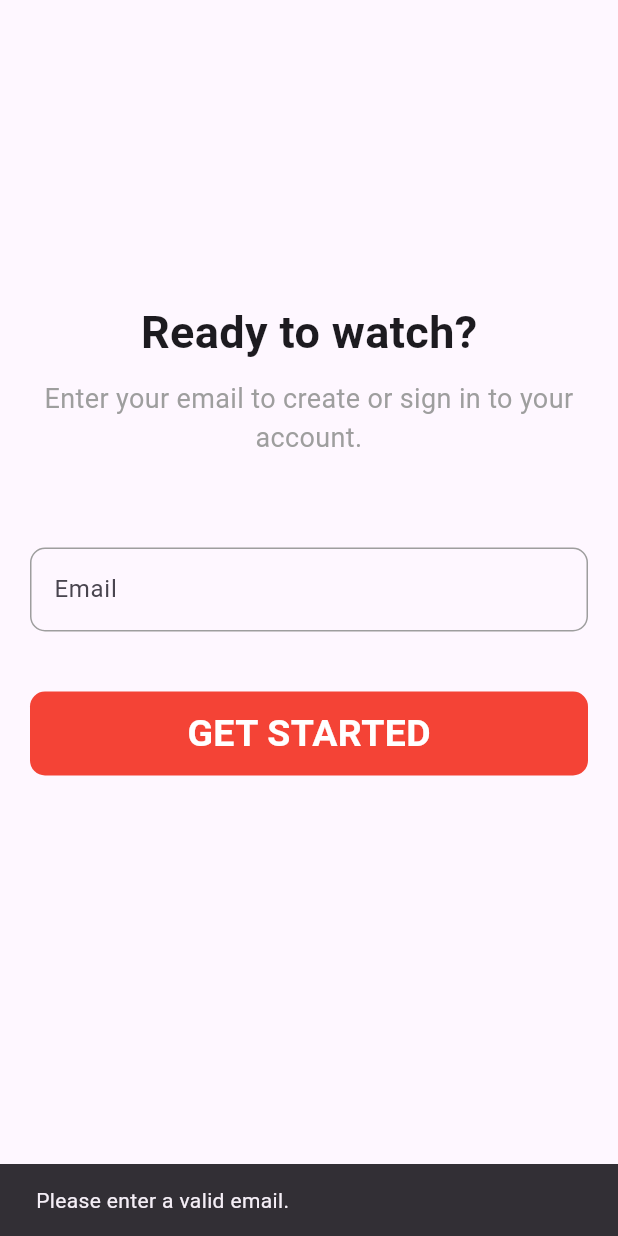
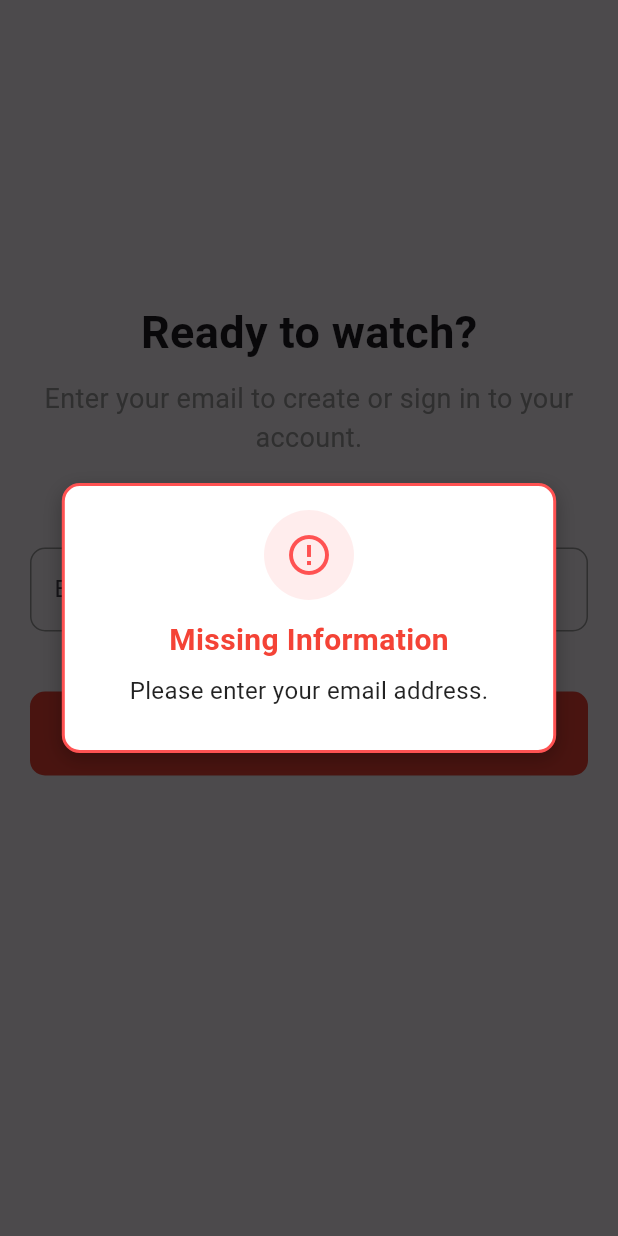
Before and after one commit to cuongcodedao/mobile-netflex, a Flutter app: the GetStarted screen opened directly, after a tap on "GET STARTED", on a phone screen of 412 x 824 dp. Run offline on Flutter 3.47's test engine with Material 3 defaults, Android fonts, the phone set to English and light mode, and no system bars; our stand-ins replace better_player_plus, dio, flutter_riverpod, flutter_slidable, shared_preferences and 1 more; missing offline and left inert: dart:ffi; accounts and stored records are empty.

```diff
--- a/frontend/lib/module/auth/screens/get_started_screen.dart
+++ b/frontend/lib/module/auth/screens/get_started_screen.dart
@@ -2,6 +2,7 @@ import 'package:flutter/material.dart';
 import 'package:flutter_riverpod/flutter_riverpod.dart';
 import 'package:frontend/module/auth/screens/login_screen.dart';
 import 'package:frontend/module/auth/screens/sign_up_screen.dart';
+import 'package:frontend/module/notify/screens/error-notify.dart';
 import 'package:frontend/providers/auth_provider.dart';
 
 class GetStarted extends ConsumerStatefulWidget {
@@ -23,8 +24,19 @@ class _GetStartedState extends ConsumerState<GetStarted> {
   Future<void> _handleGetStarted() async {
     final email = _emailController.text.trim();
     if (email.isEmpty) {
-      ScaffoldMessenger.of(context).showSnackBar(
-        const SnackBar(content: Text('Please enter a valid email.')),
+      showErrorNotify(
+        context,
+        'Missing Information',
+        'Please enter your email address.',
+      );
+      return;
+    } else if (!RegExp(
+      r'^[a-zA-Z0-9._%+-]+@[a-zA-Z0-9.-]+\.[a-zA-Z]{2,}$',
+    ).hasMatch(email)) {
+      showErrorNotify(
+        context,
+        'Invalid Email',
+        'Please enter a valid email address.',
       );
       return;
     }
@@ -37,22 +49,28 @@ class _GetStartedState extends ConsumerState<GetStarted> {
       if (emailExists) {
         Navigator.push(
           context,
-          MaterialPageRoute(
-            builder: (context) => LoginScreen(email: email),
-          ),
+          MaterialPageRoute(builder: (context) => LoginScreen(email: email)),
         );
       } else {
         Navigator.push(
           context,
-          MaterialPageRoute(
-            builder: (context) => SignUpScreen(email: email),
-          ),
+          MaterialPageRoute(builder: (context) => SignUpScreen(email: email)),
         );
       }
     } catch (e) {
-      ScaffoldMessenger.of(context).showSnackBar(
-        SnackBar(content: Text('An error occurred: $e')),
-      );
+      if (e.toString().contains('404')) {
+        showErrorNotify(
+          context,
+          'Error',
+          'The server is not responding. Please try again later.',
+        );
+      } else {
+        showErrorNotify(
+          context,
+          'Error',
+          'An error occurred while checking the email. Please try again.',
+        );
+      }
     }
   }
 
--- a/frontend/lib/module/home/widgets/item_my_list.dart
+++ b/frontend/lib/module/home/widgets/item_my_list.dart
@@ -5,11 +5,13 @@ class ItemMyList extends StatelessWidget {
   final String nameFilm;
   final String content;
   final String url;
+  final VoidCallback onTap;
   const ItemMyList({
     super.key,
     required this.nameFilm,
     required this.content,
     required this.url,
+    required this.onTap
   });
 
   @override
@@ -29,6 +31,8 @@ class ItemMyList extends StatelessWidget {
             ),
           ],
         ),
+        child: InkWell(
+          onTap: onTap,
           child: Container(
             decoration: BoxDecoration(
               color: Colors.grey[900],
@@ -94,6 +98,7 @@ class ItemMyList extends StatelessWidget {
             ),
           ),
         ),
+      ),
     );
   }
 }
--- a/frontend/lib/services/api_services.dart
+++ b/frontend/lib/services/api_services.dart
@@ -3,7 +3,7 @@ import 'dart:convert';
 
 class ApiService {
   final Dio _dio = Dio(
-    BaseOptions(baseUrl: 'http://10.0.2.2:8080'),
+    BaseOptions(baseUrl: 'https://4bf1-14-245-240-46.ngrok-free.app'),
   );
   String? _accessToken; // Biến lưu trữ accessToken
 
```
Also changed, not shown: frontend/lib/module/history/screens/history_screen.dart (+8 -3 lines), frontend/lib/module/home/screens/home_page.dart (+11 -6 lines), frontend/lib/module/home/screens/home_screen.dart (+40 -2 lines), frontend/lib/module/home/screens/my_list_page.dart (+10 -1 lines), frontend/lib/module/profile/screens/profile_screen.dart (+62 -16 lines), frontend/lib/module/watching/screens/watching_screen.dart (+23 -11 lines), frontend/lib/providers/profile_provider.dart (+20 -11 lines), frontend/lib/repositories/profile_repository.dart (+13 -0 lines). Lines whose indentation alone changed are shown as unchanged.
